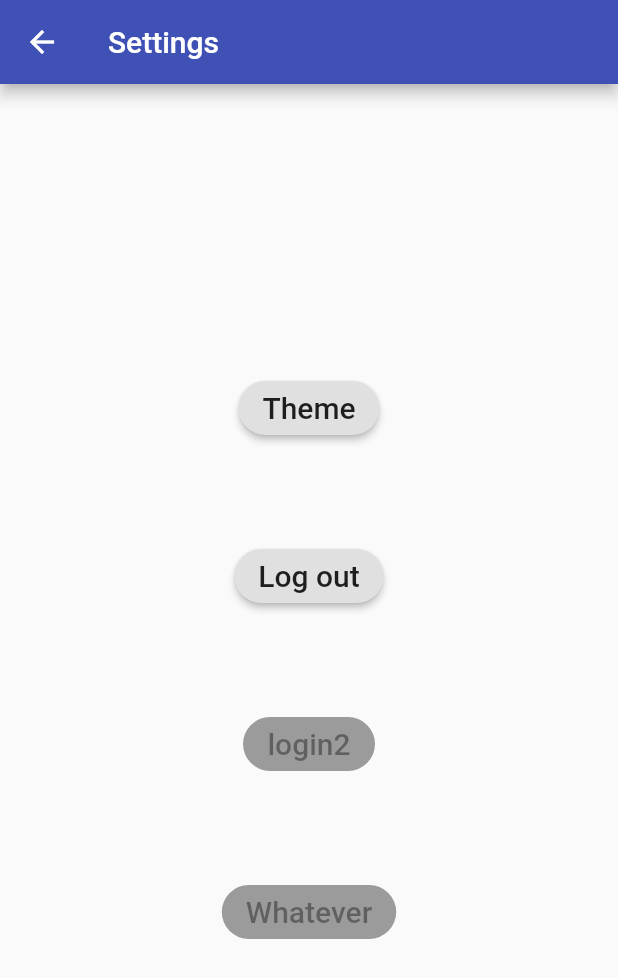
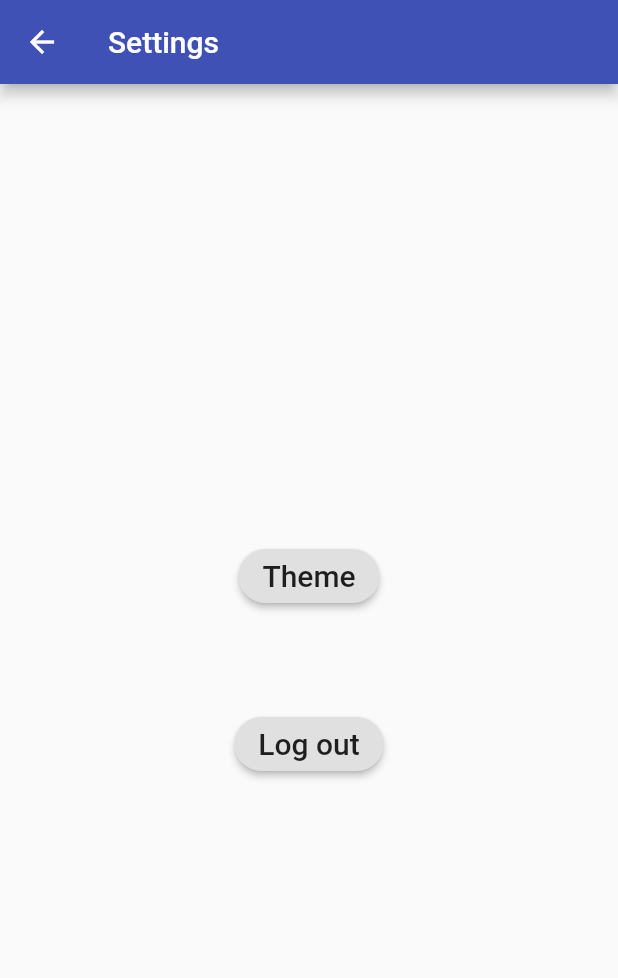
Before and after one commit to Goo53/QR_TEST_TUBES, a Flutter app: the HomeScreen screen opened by its route, after a tap on the "settings" icon, on a phone screen of 412 x 824 dp. Shown: the top 978 px of the screen. Run offline on Flutter 3.47's test engine with Material 2 defaults, Android fonts, the phone set to English and light mode, and no system bars; our stand-ins replace dynamic_theme, qr_flutter; missing offline and left inert: barcode_scan; generated files the repository leaves out were written again.

Commit message:
Change name

```diff
--- a/lib/home_screen.dart
+++ b/lib/home_screen.dart
@@ -25,13 +25,7 @@ class _HomeScreenState extends State<HomeScreen> {
     Container(padding: const EdgeInsets.all(32),
           child: RaisedButton(shape: new RoundedRectangleBorder(borderRadius: new BorderRadius.circular(32.0)),
           onPressed:() {Navigator.of(context).pushNamedAndRemoveUntil('/log_in', (Route<dynamic> route) => false);},
-          child: Text('Log out',style: TextStyle(fontSize: 20) ),),),
-    Container(padding: const EdgeInsets.all(32),
-          child: RaisedButton(shape: new RoundedRectangleBorder(borderRadius: new BorderRadius.circular(32.0)),  onPressed: null,
-          child: Text('login2',style: TextStyle(fontSize: 20) ),),),
-    Container(padding: const EdgeInsets.all(32),
-          child: RaisedButton(shape: new RoundedRectangleBorder(borderRadius: new BorderRadius.circular(32.0)), onPressed: null,
-          child: Text('Whatever',style: TextStyle(fontSize: 20) ),),),  ],),),);},),);  }
+          child: Text('Log out',style: TextStyle(fontSize: 20) ),),),     ],),),);},),);  }
 
   void showChooser() {showDialog<void>(context: context,builder: (context) {
     return BrightnessSwitcherDialog(onSelectedTheme: (brightness) {DynamicTheme.of(context).setBrightness(brightness);},);});}
@@ -58,4 +52,4 @@ class _HomeScreenState extends State<HomeScreen> {
       Container(padding: const EdgeInsets.all(32),
         child: RaisedButton(shape: new RoundedRectangleBorder(borderRadius: new BorderRadius.circular(32.0)),
           onPressed: () {Navigator.of(context).pushNamed('/list_all',);},
-          child: Text('DataBase',style: TextStyle(fontSize: 20) ),),),      ],),),);} }
+          child: Text('DATABASE',style: TextStyle(fontSize: 20) ),),),      ],),),);} }
```
